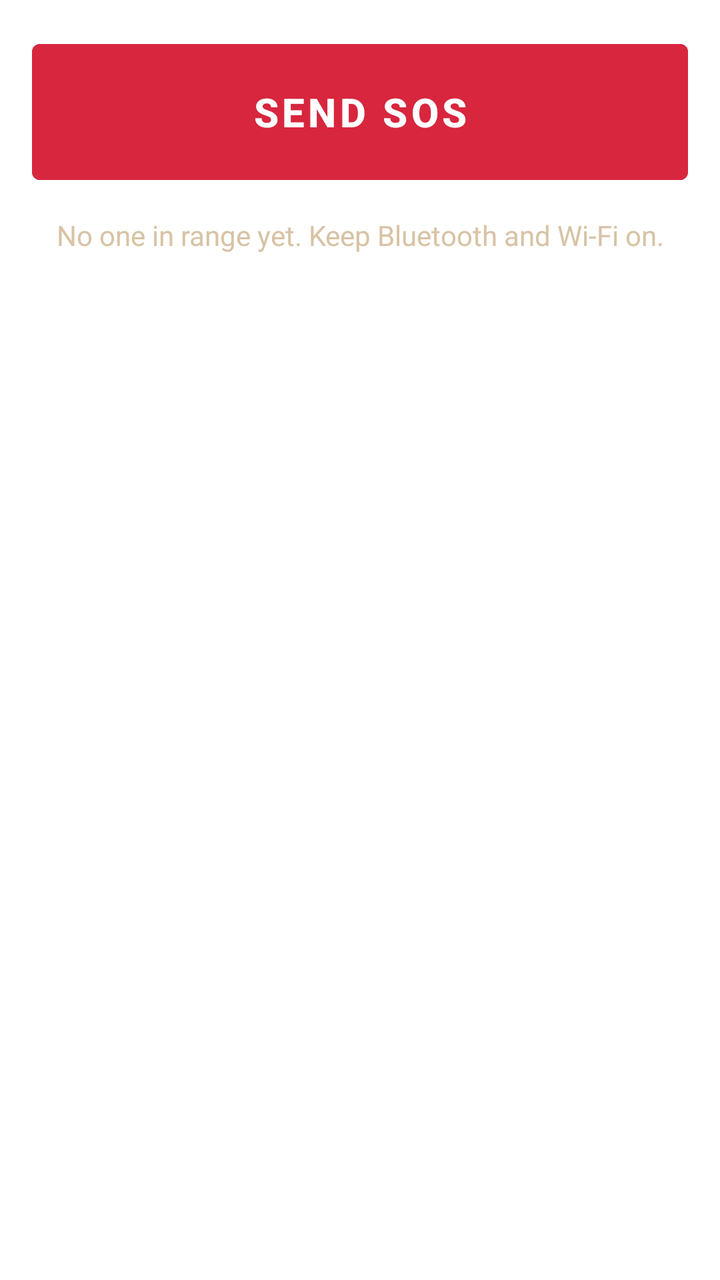
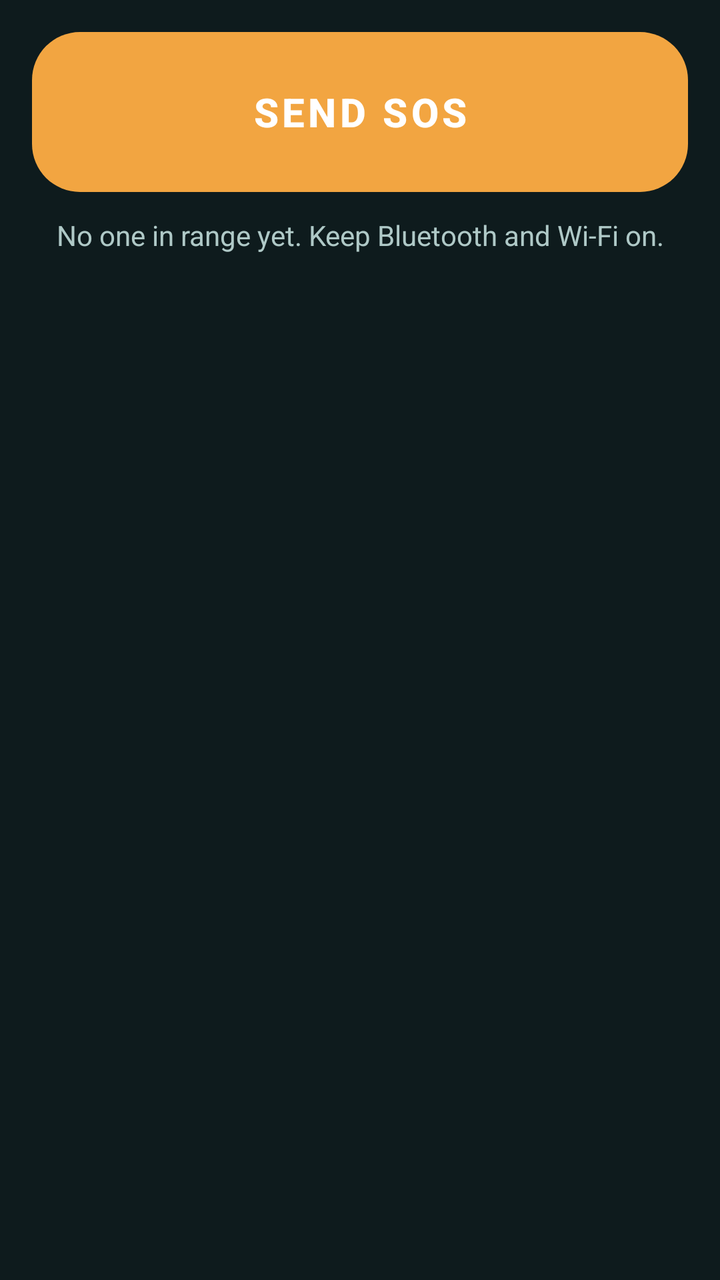

Two renders of the same Android screen: before a commit and after it. Below are the layout's source before the change and the commit's diff.
<!-- AndroidManifest.xml: application theme Theme.FindMe -->
<!-- res/layout/fragment_sos.xml -->
<?xml version="1.0" encoding="utf-8"?>
<LinearLayout xmlns:android="http://schemas.android.com/apk/res/android"
    android:layout_width="match_parent"
    android:layout_height="match_parent"
    android:orientation="vertical"
    android:padding="16dp">

    <Button
        android:id="@+id/sosButton"
        android:layout_width="match_parent"
        android:layout_height="80dp"
        android:text="@string/sos_button"
        android:textSize="20sp"
        android:textStyle="bold"
        android:textColor="@color/white"
        android:backgroundTint="@color/sos_red" />

    <TextView
        android:id="@+id/sosHint"
        android:layout_width="match_parent"
        android:layout_height="wrap_content"
        android:layout_marginTop="12dp"
        android:textColor="@color/sand_300"
        android:gravity="center"
        android:text="@string/no_peers" />

    <androidx.recyclerview.widget.RecyclerView
        android:id="@+id/sosList"
        android:layout_width="match_parent"
        android:layout_height="wrap_content"
        android:layout_marginTop="12dp"
        android:clipToPadding="false" />

    <androidx.recyclerview.widget.RecyclerView
        android:id="@+id/inactiveList"
        android:layout_width="match_parent"
        android:layout_height="0dp"
        android:layout_weight="1"
        android:layout_marginTop="8dp"
        android:clipToPadding="false" />

</LinearLayout>
<!-- resources referenced by this layout -->
<resources>
  <color name="sand_300">#D8C3A5</color>
  <color name="sos_red">#D7263D</color>
  <color name="white">#FFFFFF</color>
  <string name="no_peers">No one in range yet. Keep Bluetooth and Wi-Fi on.</string>
  <string name="sos_button">SEND SOS</string>
  <style name="Theme.FindMe" parent="Theme.MaterialComponents.DayNight.NoActionBar">
          <item name="colorPrimary">@color/amber_500</item>
          <item name="colorPrimaryDark">@color/sand_900</item>
          <item name="colorAccent">@color/sos_red</item>
          <item name="android:statusBarColor" tools:targetApi="21">@color/sand_900</item>
      </style>
  <color name="amber_500">#E4A64B</color>
  <color name="sand_900">#1C1510</color>
</resources>

<!-- the commit's change to res/layout/fragment_sos.xml (unified diff, before → after) -->
@@ -13,7 +13,8 @@
         android:textSize="20sp"
         android:textStyle="bold"
         android:textColor="@color/white"
-        android:backgroundTint="@color/sos_red" />
+        android:background="@drawable/bg_button_sos"
+        android:stateListAnimator="@animator/press_scale" />
 
     <TextView
         android:id="@+id/sosHint"
<!-- resource entries referenced after the edit -->
@@ -1,17 +1,31 @@
 <!-- resources referenced by this layout -->
 <resources>
-  <color name="sand_300">#D8C3A5</color>
-  <color name="sos_red">#D7263D</color>
+  <color name="sand_300">#AFC9C7</color>
+  <color name="sos_red">#FF4D5E</color>
   <color name="white">#FFFFFF</color>
+  <!-- drawable bg_button_sos (drawable) -->
+  <?xml version="1.0" encoding="utf-8"?>
+  <ripple xmlns:android="http://schemas.android.com/apk/res/android"
+      android:color="@color/ripple_light">
+      <item>
+          <shape android:shape="rectangle">
+              <solid android:color="@color/sos_red" />
+              <corners android:radius="24dp" />
+          </shape>
+      </item>
+  </ripple>
   <string name="no_peers">No one in range yet. Keep Bluetooth and Wi-Fi on.</string>
   <string name="sos_button">SEND SOS</string>
   <style name="Theme.FindMe" parent="Theme.MaterialComponents.DayNight.NoActionBar">
           <item name="colorPrimary">@color/amber_500</item>
           <item name="colorPrimaryDark">@color/sand_900</item>
-          <item name="colorAccent">@color/sos_red</item>
+          <item name="colorAccent">@color/teal_400</item>
           <item name="android:statusBarColor" tools:targetApi="21">@color/sand_900</item>
+          <item name="android:windowBackground">@color/sand_900</item>
       </style>
-  <color name="amber_500">#E4A64B</color>
-  <color name="sand_900">#1C1510</color>
+  <color name="ripple_light">#33FFFFFF</color>
+  <color name="amber_500">#F2A541</color>
+  <color name="sand_900">#0E1B1D</color>
+  <color name="teal_400">#39C5BB</color>
 </resources>
 
